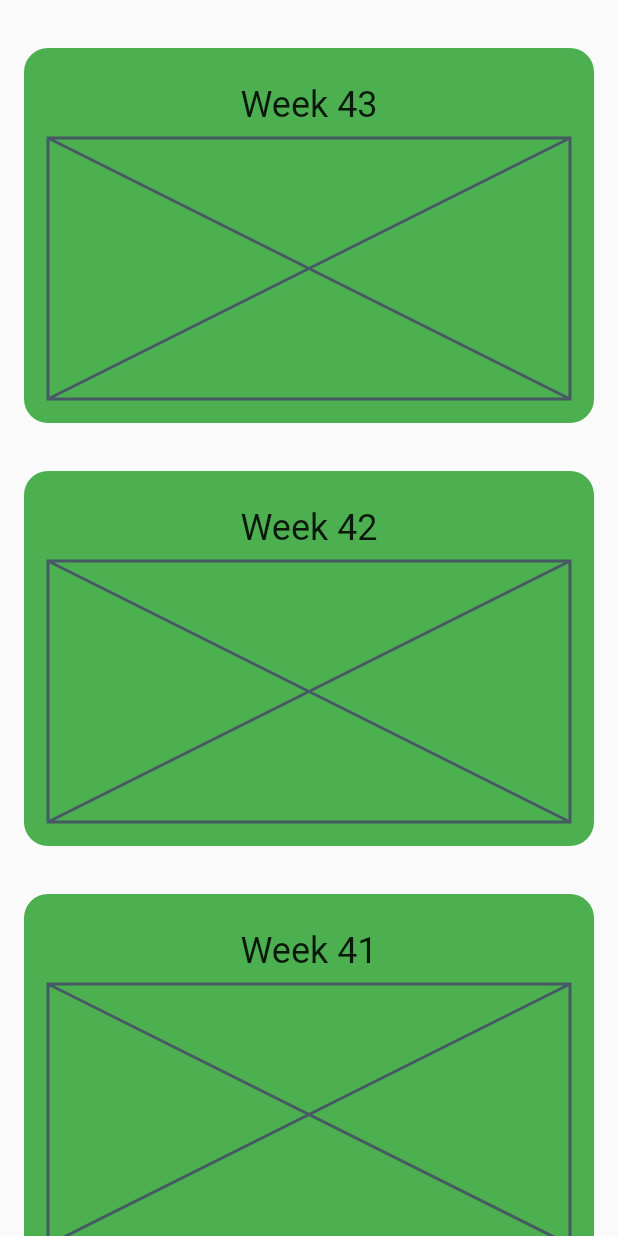
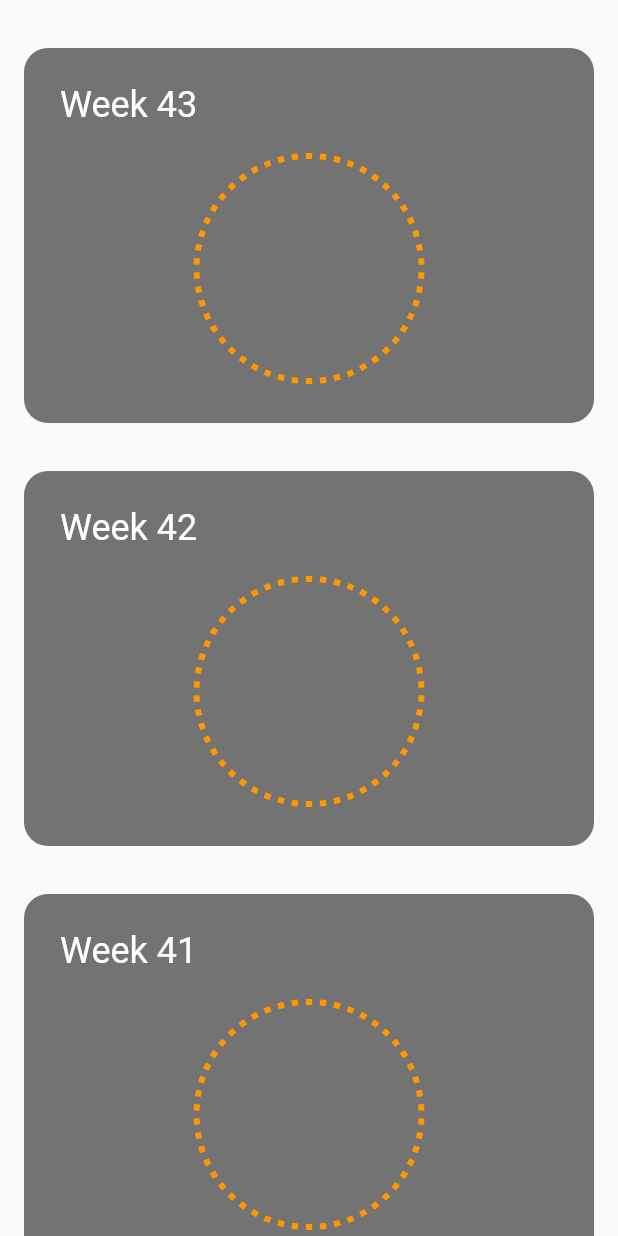
Before and after one commit to altaired/junction, a Flutter app: the screen it shows after launch, on a phone screen of 412 x 824 dp. Run offline on Flutter 3.47's test engine with Material 2 defaults, Android fonts, the phone set to English and light mode, and no system bars.

Commit message:
Added circle widget to week card

```diff
--- a/lib/shared/circle_widget.dart
+++ b/lib/shared/circle_widget.dart
@@ -5,13 +5,18 @@ import 'package:flutter/material.dart';
 import 'package:flutter/rendering.dart';
 
 class CircleWidget extends StatelessWidget {
+  Widget child;
+
+  CircleWidget({this.child = null});
+
   @override
   Widget build(BuildContext context) {
     return CustomPaint(
-        painter: DashedCirclePainter(75, Colors.orange),
+      painter: DashedCirclePainter(75, Colors.orange),
+      size: new Size(150, 150),
+      child: this.child
     );
   }
-
 }
 
 class DashedCirclePainter extends CustomPainter {
@@ -23,7 +28,6 @@ class DashedCirclePainter extends CustomPainter {
   DashedCirclePainter(double radius, this.color) {
     this.size = new Offset(radius * 2, radius * 2);
     this.dashes = (radius / 1.5).toInt();
-    this.color = color;
   }
 
   @override
@@ -35,7 +39,6 @@ class DashedCirclePainter extends CustomPainter {
 
     final double gap = pi / 180 * 2;
     final double singleAngle = (pi * 2) / dashes;
-
 
     for (int i = 0; i < dashes; i++) {
       canvas.drawArc(
--- a/lib/shared/week_card.dart
+++ b/lib/shared/week_card.dart
@@ -1,4 +1,5 @@
 import 'package:flutter/material.dart';
+import 'package:junction/shared/circle_widget.dart';
 
 class WeekCard extends StatelessWidget {
   final String title;
@@ -11,12 +12,12 @@ class WeekCard extends StatelessWidget {
       height: 250,
       decoration: BoxDecoration(
         borderRadius: BorderRadius.circular(16),
-        color: Colors.green,
+        color: Colors.black54,
       ),
       padding: EdgeInsets.all(16),
       child: Column(
         mainAxisAlignment: MainAxisAlignment.spaceEvenly,
-        crossAxisAlignment: CrossAxisAlignment.center,
+        crossAxisAlignment: CrossAxisAlignment.start,
         children: <Widget>[
           Padding(
             padding: const EdgeInsets.all(8.0),
@@ -24,13 +25,14 @@ class WeekCard extends StatelessWidget {
               this.title,
               style: TextStyle(
                 fontSize: 24,
+                color: Colors.white,
               ),
             ),
           ),
           Expanded(
             flex: 1,
             child: Container(
-              child: Placeholder(),
+              child: Center(child: CircleWidget())
             ),
           ),
         ],
```
